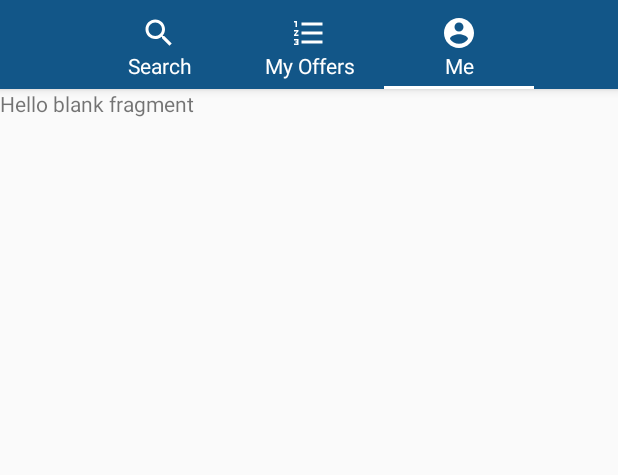
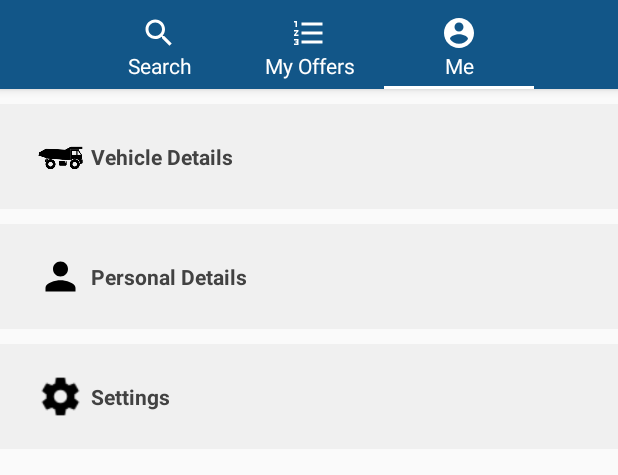
Before and after one commit to WorldOnMyFingers/FreightFinderAndroidApp, an Android app: the screen it shows after launch (MainActivity), tab 3 chosen, on a phone screen of 412 x 824 dp, the part 9-484 px from its top. Run offline under Robolectric (Android 15) with nearby library versions, the phone set to English and light mode, and no system bars; our stand-ins replace Volley; network calls fail; 1 statement that could not run was skipped.

Commit message:
added the me fragment

```diff
--- a/app/src/main/java/com/example/emrebabayigit/pickoapp/fragments/MeFragment.java
+++ b/app/src/main/java/com/example/emrebabayigit/pickoapp/fragments/MeFragment.java
@@ -14,6 +14,9 @@ import com.example.emrebabayigit.pickoapp.R;
  * A simple {@link Fragment} subclass.
  */
 public class MeFragment extends Fragment {
+    View vehicleDetails;
+    View personalDetails;
+    View settings;
 
 
     public MeFragment() {
@@ -29,7 +32,32 @@ public class MeFragment extends Fragment {
     public View onCreateView(LayoutInflater inflater, ViewGroup container,
                              Bundle savedInstanceState) {
         // Inflate the layout for this fragment
-        return inflater.inflate(R.layout.fragment_me, container, false);
+        View view = inflater.inflate(R.layout.fragment_me, container, false);
+        vehicleDetails = (View) view.findViewById(R.id.viewVehicleDetails);
+        personalDetails = (View) view.findViewById(R.id.viewPersonalDetails);
+        settings = (View) view.findViewById(R.id.viewSettings);
+
+        settings.setOnClickListener(new View.OnClickListener() {
+            @Override
+            public void onClick(View view) {
+
+            }
+        });
+
+        personalDetails.setOnClickListener(new View.OnClickListener() {
+            @Override
+            public void onClick(View view) {
+
+            }
+        });
+
+        vehicleDetails.setOnClickListener(new View.OnClickListener() {
+            @Override
+            public void onClick(View view) {
+
+            }
+        });
+        return view;
     }
 
 }
--- a/app/src/main/java/com/example/emrebabayigit/pickoapp/fragments/MyOffersFragment.java
+++ b/app/src/main/java/com/example/emrebabayigit/pickoapp/fragments/MyOffersFragment.java
@@ -81,19 +81,6 @@ public class MyOffersFragment extends Fragment {
         return view;
     }
 
-    private ArrayList<FreightOfferViewModel> mockOffer(){
-        ArrayList<FreightOfferViewModel> arrayList = new ArrayList<>();
-        arrayList.add(new FreightOfferViewModel(1,2, Calendar.getInstance().getTime(), true, true, null,
-                "Dublin", "London", "4500 KG", "1800 GBP", FreightTypeCode.values()[(Integer.parseInt("0"))]));
-        arrayList.add(new FreightOfferViewModel(1,2, Calendar.getInstance().getTime(), true, false, null,
-                "Cork", "London", "3500 KG", "1800 GBP", FreightTypeCode.values()[(Integer.parseInt("0"))]));
-        arrayList.add(new FreightOfferViewModel(1,2, Calendar.getInstance().getTime(), true, false, null,
-                "Wexford", "London", "9500 KG", "1800 GBP", FreightTypeCode.values()[(Integer.parseInt("0"))]));
-        arrayList.add(new FreightOfferViewModel(1,2, Calendar.getInstance().getTime(), true, false, null,
-                "Galway", "London", "1500 KG", "1800 GBP", FreightTypeCode.values()[(Integer.parseInt("0"))]));
-
-        return arrayList;
-    }
 
     private void loadOffers(){
         Log.d("ResponseUrl",url);
--- /dev/null
+++ b/app/src/main/res/drawable/ic_person_black_24dp.xml
@@ -0,0 +1,9 @@
+<vector xmlns:android="http://schemas.android.com/apk/res/android"
+        android:width="24dp"
+        android:height="24dp"
+        android:viewportWidth="24.0"
+        android:viewportHeight="24.0">
+    <path
+        android:fillColor="#FF000000"
+        android:pathData="M12,12c2.21,0 4,-1.79 4,-4s-1.79,-4 -4,-4 -4,1.79 -4,4 1.79,4 4,4zM12,14c-2.67,0 -8,1.34 -8,4v2h16v-2c0,-2.66 -5.33,-4 -8,-4z"/>
+</vector>
--- a/app/src/main/res/layout/fragment_me.xml
+++ b/app/src/main/res/layout/fragment_me.xml
@@ -1,13 +1,89 @@
-<FrameLayout xmlns:android="http://schemas.android.com/apk/res/android"
-    xmlns:tools="http://schemas.android.com/tools"
+<ScrollView xmlns:android="http://schemas.android.com/apk/res/android"
     android:layout_width="match_parent"
-    android:layout_height="match_parent"
-    tools:context="com.example.emrebabayigit.pickoapp.fragments.MeFragment">
+    android:layout_height="wrap_content">
 
-    <!-- TODO: Update blank fragment layout -->
-    <TextView
+    <LinearLayout
         android:layout_width="match_parent"
-        android:layout_height="match_parent"
-        android:text="@string/hello_blank_fragment" />
+        android:layout_height="wrap_content"
+        android:orientation="vertical">
 
-</FrameLayout>
+        <LinearLayout
+            android:id="@+id/viewVehicleDetails"
+            android:layout_width="match_parent"
+            android:layout_height="wrap_content"
+            android:layout_marginTop="10dp"
+            android:background="@color/whiteSmoke"
+            android:orientation="horizontal"
+            android:padding="20dp">
+
+            <ImageView
+                android:layout_width="30dp"
+                android:layout_height="30dp"
+                android:layout_marginLeft="5dp"
+                android:layout_marginRight="5dp"
+                android:src="@drawable/lorry_icon" />
+
+            <TextView
+                android:layout_width="wrap_content"
+                android:layout_height="wrap_content"
+                android:layout_marginTop="5dp"
+                android:text="@string/label_vehicle_details"
+                android:textColor="@color/cardview_dark_background"
+                android:textStyle="bold" />
+
+        </LinearLayout>
+
+        <LinearLayout
+            android:id="@+id/viewPersonalDetails"
+            android:layout_width="match_parent"
+            android:layout_height="wrap_content"
+            android:layout_marginTop="10dp"
+            android:background="@color/whiteSmoke"
+            android:orientation="horizontal"
+            android:padding="20dp">
+
+            <ImageView
+                android:layout_width="30dp"
+                android:layout_height="30dp"
+                android:layout_marginLeft="5dp"
+                android:layout_marginRight="5dp"
+                android:src="@drawable/ic_person_black_24dp" />
+
+            <TextView
+                android:layout_width="wrap_content"
+                android:layout_height="wrap_content"
+                android:layout_marginTop="5dp"
+                android:text="@string/label_personal_details"
+                android:textColor="@color/cardview_dark_background"
+                android:textStyle="bold" />
+
+        </LinearLayout>
+
+        <LinearLayout
+            android:id="@+id/viewSettings"
+            android:layout_width="match_parent"
+            android:layout_height="wrap_content"
+            android:layout_marginTop="10dp"
+            android:background="@color/whiteSmoke"
+            android:orientation="horizontal"
+            android:padding="20dp">
+
+            <ImageView
+                android:layout_width="30dp"
+                android:layout_height="30dp"
+                android:layout_marginLeft="5dp"
+                android:layout_marginRight="5dp"
+                android:src="@drawable/ic_settings_black_24dp" />
+
+            <TextView
+                android:layout_width="wrap_content"
+                android:layout_height="wrap_content"
+                android:layout_marginTop="5dp"
+                android:text="@string/settings"
+                android:textColor="@color/cardview_dark_background"
+                android:textStyle="bold" />
+
+        </LinearLayout>
+
+    </LinearLayout>
+</ScrollView>
--- a/app/src/main/res/layout/partial_layout_from_to_panel.xml
+++ b/app/src/main/res/layout/partial_layout_from_to_panel.xml
@@ -12,8 +12,7 @@
     <TextView
         android:id="@+id/countytextfrom"
         android:layout_width="wrap_content"
-        android:layout_height="wrap_content"
-        android:text="Akdeniz" />
+        android:layout_height="wrap_content" />
 
     <TextView
         android:id="@+id/slashfrom"
@@ -26,21 +25,20 @@
     <TextView
         android:id="@+id/citytextfrom"
         android:layout_width="wrap_content"
-        android:layout_height="wrap_content"
-        android:text="Mersin" />
+        android:layout_height="wrap_content" />
 
     <ImageView
         android:layout_width="wrap_content"
         android:layout_height="wrap_content"
         android:layout_marginRight="10dp"
         android:layout_marginLeft="10dp"
+        android:layout_marginTop="-3dp"
         android:background="@drawable/ic_arrow_forward_black_24dp" />
 
     <TextView
         android:id="@+id/countytextto"
         android:layout_width="wrap_content"
-        android:layout_height="wrap_content"
-        android:text="Sorgun" />
+        android:layout_height="wrap_content" />
 
     <TextView
         android:id="@+id/slashto"
@@ -53,7 +51,6 @@
     <TextView
         android:id="@+id/citytextto"
         android:layout_width="wrap_content"
-        android:layout_height="wrap_content"
-        android:text="Yozgat" />
+        android:layout_height="wrap_content" />
 
 </LinearLayout>
--- a/app/src/main/res/values/strings.xml
+++ b/app/src/main/res/values/strings.xml
@@ -73,6 +73,9 @@
     <string name="label_country">Country</string>
     <string name="label_telephone">Telephone</string>
 
+    <string name="label_personal_details">Personal Details</string>
+    <string name="label_vehicle_details">Vehicle Details</string>
+
 
 
 
```
